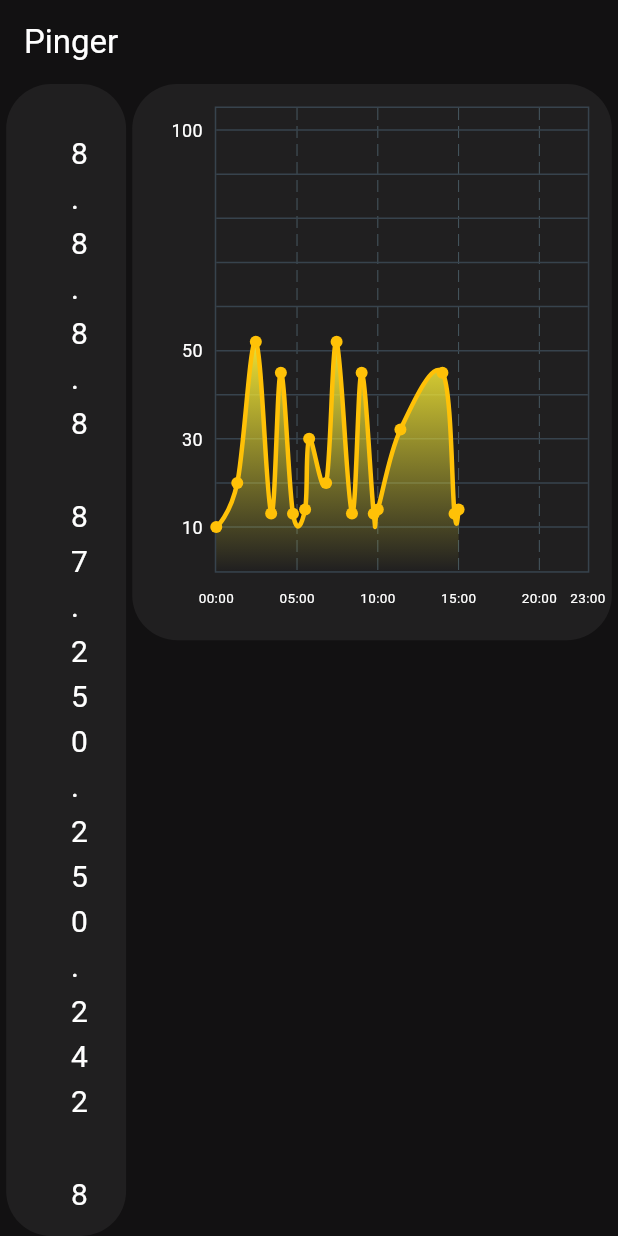
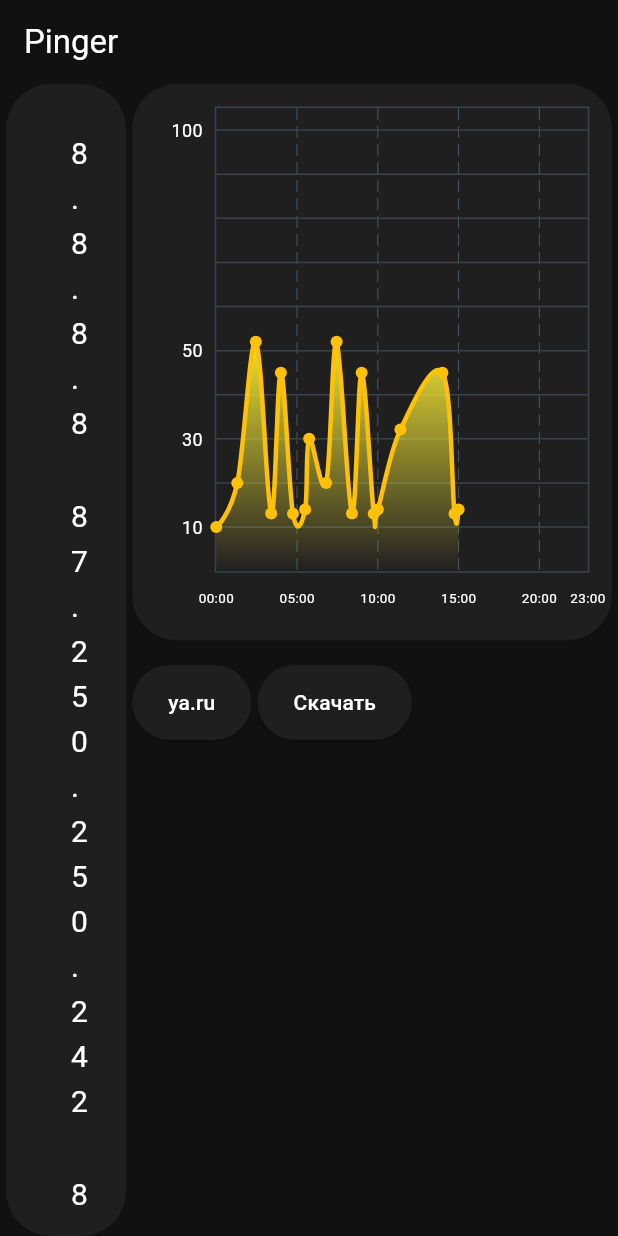
Before and after one commit to NurikD/ping_track, a Flutter app: the screen it shows after launch, on a phone screen of 412 x 824 dp. Run offline on Flutter 3.47's test engine with Material 3 defaults, Android fonts, the phone set to English and light mode, and no system bars; drawn by our look-alikes of fl_chart.

Commit message:
last change

```diff
--- a/lib/project/home.dart
+++ b/lib/project/home.dart
@@ -122,6 +122,7 @@ class _MainShellState extends State<MainShell> {
               width: MediaQuery.of(context).size.width * 0.01,
             ),
             Expanded(
+              // второй контейнер(график)
               flex: 4,
               child: Column(
                 children: [
@@ -219,11 +220,39 @@ class _MainShellState extends State<MainShell> {
                       ),
                     ),
                   ),
+                  SizedBox(
+                    height: MediaQuery.of(context).size.height * 0.02,
+                  ),
+                  Row(
+                    children: [
+                      ElevatedButton(
+                        style: ElevatedButton.styleFrom(
+                          primary: Color(0xff201F20),
+                          minimumSize: Size(70, 50)
+                        ),
+                          onPressed: () {},
+                          child: Text(
+                            'ya.ru',
+                            style: TextStyle(color: Colors.white),
+                          )),
+                          SizedBox(
+                            width: MediaQuery.of(context).size.width * 0.01,
+                          ),
+                      ElevatedButton(
+                        style: ElevatedButton.styleFrom(
+                          primary: Color(0xff201F20),
+                          minimumSize: Size(70, 50)
+                        ),
+                          onPressed: () {},
+                          child: Text(
+                            'Скачать',
+                            style: TextStyle(color: Colors.white),
+                          )),
+                    ],
+                  )
                 ],
               ),
             ),
-
-// Здесь добавьте функции для заголовков осей...
           ],
         ),
       ),
```
